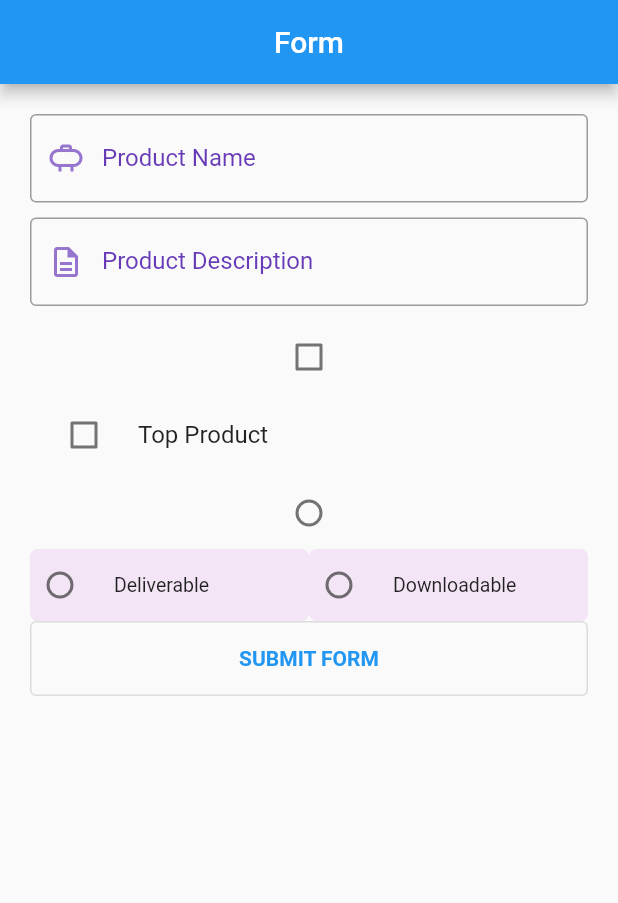
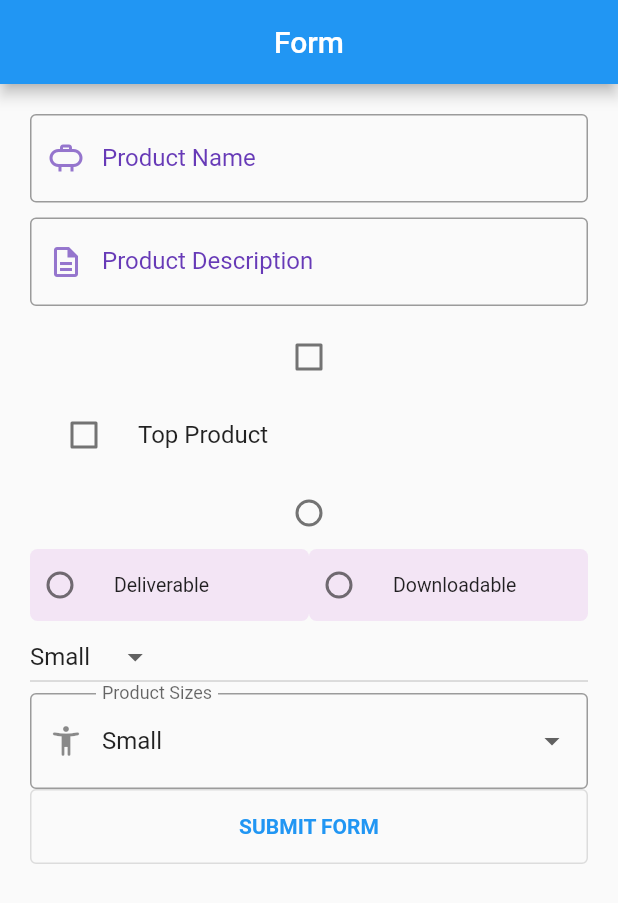
Before and after one commit to shinmantis/CodingWithT, a Flutter app: the screen it shows after launch, on a phone screen of 412 x 824 dp. Shown: the top 903 px of the screen. Run offline on Flutter 3.47's test engine with Material 2 defaults, Android fonts, the phone set to English and light mode, and no system bars; our stand-ins replace font_awesome_flutter; missing offline and left inert: dart:ffi.

Commit message:
Coding with T, Section 3.6 Drop Down Button

```diff
--- a/lib/screens/FormNav.dart
+++ b/lib/screens/FormNav.dart
@@ -17,6 +17,14 @@ class _MyFormState extends State<MyForm> {
   bool? _checkBox = false;
   bool? _checkBoxList = false;
   ProductTypeEnum? _productTypeEnum;
+
+  final _productSizesList = ["Small", "Medium", "Large", "XLarge"];
+  String? _selectedVal = ""; //initial value in the list
+
+
+  _MyFormState(){
+    _selectedVal = _productSizesList[0]; //Sets the initial value of the list
+  }
 
   //Clean up the controller so we don't end up with memory leaks
   @override
@@ -109,26 +117,61 @@ class _MyFormState extends State<MyForm> {
                     title: ProductTypeEnum.Deliverable.name,
                     value: ProductTypeEnum.Deliverable,
                     productTypeEnum: _productTypeEnum,
-                    onChanged: (val){
-
+                    onChanged: (val) {
                       setState(() {
                         _productTypeEnum = val;
                       });
                     }),
-
                 MyRadioButton(
                     title: ProductTypeEnum.Downloadable.name,
                     value: ProductTypeEnum.Downloadable,
                     productTypeEnum: _productTypeEnum,
-                    onChanged: (val){
-
+                    onChanged: (val) {
                       setState(() {
                         _productTypeEnum = val;
                       });
                     })
               ],
+            ),
 
+            //Dropdown Button (3.6)
+
+            //1. Regular Drop down
+            DropdownButton(
+              value: _selectedVal,
+              items: _productSizesList
+                  .map((eachItem) => DropdownMenuItem(
+                        child: Text(eachItem),
+                        value: eachItem,
+                      ))
+                  .toList(),
+              onChanged: (val) {
+                setState(() {
+                  _selectedVal = val as String; //or just val
+                });
+              },
             ),
+
+            //2. Form Field Drop down
+            DropdownButtonFormField(
+              value: _selectedVal,
+              decoration: InputDecoration(
+                labelText: "Product Sizes",
+                prefixIcon: Icon(Icons.accessibility_new_rounded),
+                border: OutlineInputBorder(),
+              ),
+              items: _productSizesList
+                  .map((eachItem) => DropdownMenuItem(
+                child: Text(eachItem),
+                value: eachItem,
+              ))
+                  .toList(),
+              onChanged: (val) {
+                setState(() {
+                  _selectedVal = val as String; //or just val
+                });
+              },),
+
 
             myBtn(context),
           ],
```
